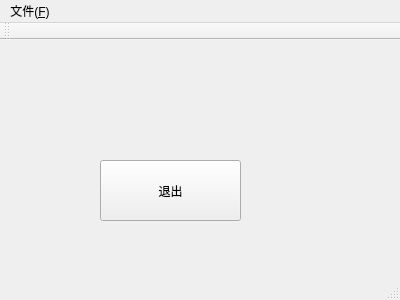
First picture: the form in test2/mainwindow.ui, repository Shadowmaple/QtProject, before the edit.
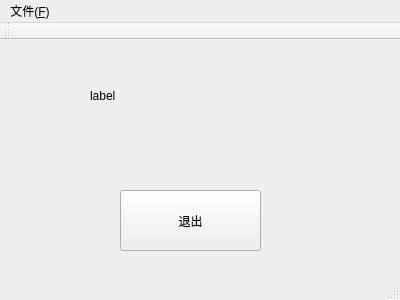
Second picture: the form after the edit. Icons and pictures are not drawn.

Diff of the .ui file:
```diff
--- a/test2/mainwindow.ui
+++ b/test2/mainwindow.ui
@@ -17,8 +17,8 @@
    <widget class="QPushButton" name="pushButton">
     <property name="geometry">
      <rect>
-      <x>100</x>
-      <y>120</y>
+      <x>120</x>
+      <y>150</y>
       <width>141</width>
       <height>61</height>
      </rect>
@@ -27,6 +27,19 @@
      <string>退出</string>
     </property>
    </widget>
+   <widget class="QLabel" name="label">
+    <property name="geometry">
+     <rect>
+      <x>90</x>
+      <y>20</y>
+      <width>201</width>
+      <height>71</height>
+     </rect>
+    </property>
+    <property name="text">
+     <string>label</string>
+    </property>
+   </widget>
   </widget>
   <widget class="QMenuBar" name="menuBar">
    <property name="geometry">
```
